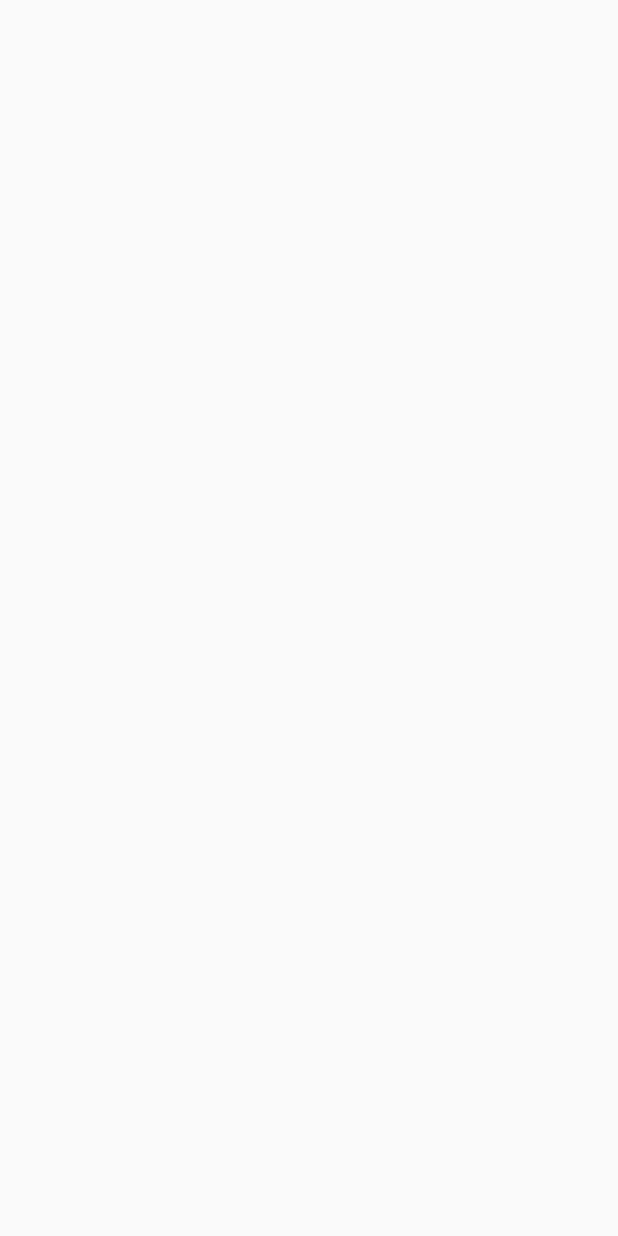
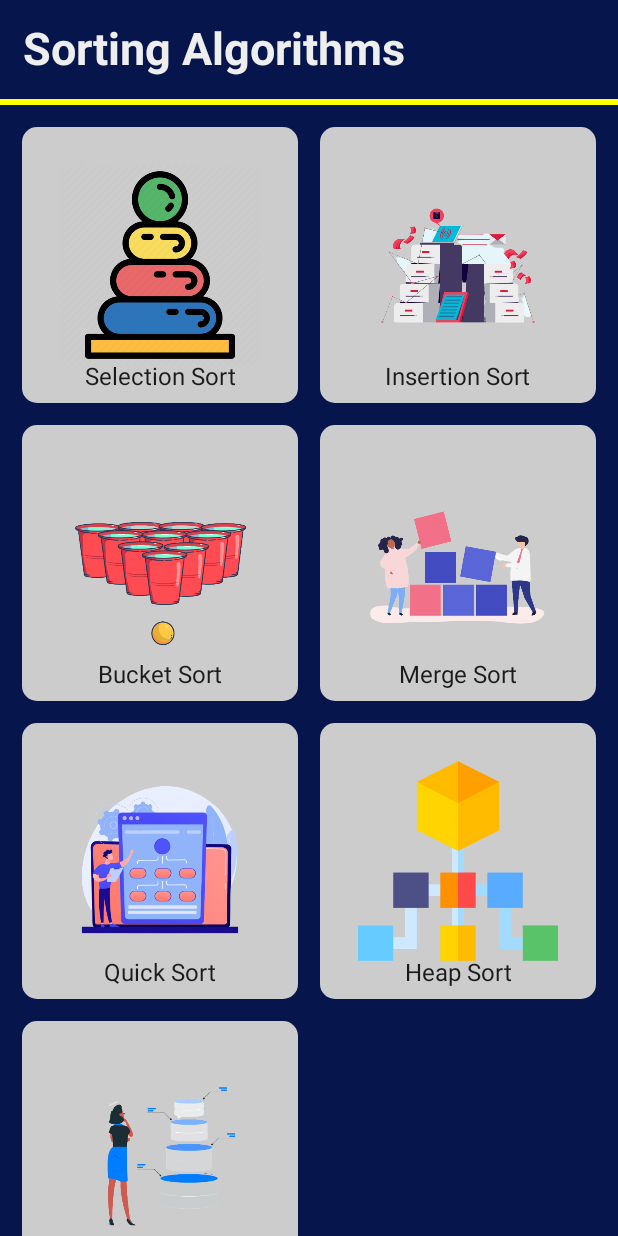
Before and after one commit to lagwalsahil21821/AlgorithmVisualizer, an Android app built with Jetpack Compose: the screen it shows after launch (MainActivity), on a phone screen of 412 x 824 dp. Before the commit the screen is empty. Run offline under Robolectric (Android 15) with nearby library versions, the phone set to English and light mode, and no system bars.

Commit message:
UI Changes

```diff
--- /dev/null
+++ b/app/src/main/java/com/example/sortingvisualizerapp/Algo.kt
@@ -0,0 +1,9 @@
+package com.example.sortingvisualizerapp
+
+import androidx.annotation.DrawableRes
+
+data class Algo(
+    val name: String,
+    @DrawableRes val iconId: Int
+
+)
--- a/app/src/main/java/com/example/sortingvisualizerapp/MainActivity.kt
+++ b/app/src/main/java/com/example/sortingvisualizerapp/MainActivity.kt
@@ -3,13 +3,6 @@ package com.example.sortingvisualizerapp
 import android.os.Bundle
 import androidx.activity.ComponentActivity
 import androidx.activity.compose.setContent
-import androidx.compose.foundation.layout.fillMaxSize
-import androidx.compose.material.MaterialTheme
-import androidx.compose.material.Surface
-import androidx.compose.material.Text
-import androidx.compose.runtime.Composable
-import androidx.compose.ui.Modifier
-import androidx.compose.ui.tooling.preview.Preview
 import com.example.sortingvisualizerapp.ui.theme.SortingVisualizerAppTheme
 
 class MainActivity : ComponentActivity() {
@@ -17,7 +10,41 @@ class MainActivity : ComponentActivity() {
         super.onCreate(savedInstanceState)
         setContent {
             SortingVisualizerAppTheme {
+                MainScreen(
+                    algos = listOf(
+                        Algo(
+                            name = "Selection Sort",
+                            R.drawable.ic_sort
+                        ),
+                        Algo(
+                            name = "Insertion Sort",
+                            R.drawable.ic_heap
+                        ),
+                        Algo(
+                            name = "Bucket Sort",
+                            R.drawable.ic_bucket
+                        ),
+                        Algo(
+                            name = "Merge Sort",
+                            R.drawable.ic_merge
+                        ),
+                        Algo(
+                            name = "Quick Sort",
+                            R.drawable.ic_quick
+                        ),
+                        Algo(
+                            name = "Heap Sort",
+                            R.drawable.ic_heap1
+                        ),
+                        Algo(
+                            name = "Count Sort",
+                            R.drawable.ic_count
+                        )
 
+
+
+                    )
+                )
             }
         }
     }
--- /dev/null
+++ b/app/src/main/java/com/example/sortingvisualizerapp/MainScreen.kt
@@ -0,0 +1,100 @@
+package com.example.sortingvisualizerapp
+
+import androidx.compose.foundation.Canvas
+import androidx.compose.foundation.background
+import androidx.compose.foundation.clickable
+import androidx.compose.foundation.layout.*
+import androidx.compose.foundation.lazy.grid.GridCells
+import androidx.compose.foundation.lazy.grid.LazyVerticalGrid
+import androidx.compose.foundation.shape.RoundedCornerShape
+import androidx.compose.material.Divider
+import androidx.compose.material.Icon
+import androidx.compose.material.MaterialTheme
+import androidx.compose.material.Text
+import androidx.compose.runtime.Composable
+import androidx.compose.ui.Alignment
+import androidx.compose.ui.Modifier
+import androidx.compose.ui.draw.clip
+import androidx.compose.ui.geometry.Offset
+import androidx.compose.ui.graphics.Color
+import androidx.compose.ui.graphics.Path
+import androidx.compose.ui.res.painterResource
+import androidx.compose.ui.text.TextStyle
+import androidx.compose.ui.text.font.FontWeight
+import androidx.compose.ui.unit.dp
+import androidx.compose.ui.unit.sp
+import com.example.sortingvisualizerapp.ui.theme.DeepBlue
+import com.example.sortingvisualizerapp.ui.theme.TextWhite
+
+@Composable
+fun MainScreen(algos: List<Algo>) {
+    Box(
+        modifier = Modifier
+            .background(DeepBlue)
+            .fillMaxSize()
+    ) {
+
+        Column(
+            modifier = Modifier
+                .fillMaxWidth()
+        ) {
+            Text(
+                text = "Sorting Algorithms",
+                fontSize = 30.sp,
+                fontWeight = FontWeight.Bold,
+                style = TextStyle(color = TextWhite),
+                modifier = Modifier.padding(15.dp)
+            )
+            Divider(
+                thickness = 4.dp, color = Color.Yellow
+            )
+            LazyVerticalGrid(
+                columns = GridCells.Fixed(2),
+                contentPadding = PaddingValues(7.5.dp),
+                modifier = Modifier.fillMaxHeight()
+            ) {
+                items(algos.size) {
+                    AlgoItem(algo = algos[it])
+
+                }
+            }
+        }
+    }
+}
+
+
+@Composable
+fun AlgoItem(
+    algo: Algo
+) {
+
+    Box(
+        contentAlignment = Alignment.Center,
+        modifier = Modifier
+            .padding(7.5.dp)
+            .clip(RoundedCornerShape(10.dp))
+            .aspectRatio(1f)
+            .background(Color.LightGray)
+            .clickable {
+
+            }
+    ) {
+
+
+        Icon(
+            painter = painterResource(id = algo.iconId),
+            contentDescription = algo.name,
+            tint = Color.Unspecified,
+            modifier = Modifier.padding(25.dp)
+        )
+        Text(
+            text = algo.name,
+            style = MaterialTheme.typography.body1,
+            modifier = Modifier
+                .align(Alignment.BottomCenter)
+                .padding(8.dp)
+        )
+
+
+    }
+}
--- /dev/null
+++ b/app/src/main/java/com/example/sortingvisualizerapp/Navigation.kt
@@ -0,0 +1,3 @@
+package com.example.sortingvisualizerapp
+
+import androidx.compose.runtime.Composable
--- a/app/src/main/java/com/example/sortingvisualizerapp/ui/theme/Color.kt
+++ b/app/src/main/java/com/example/sortingvisualizerapp/ui/theme/Color.kt
@@ -6,6 +6,25 @@ val Purple200 = Color(0xFFBB86FC)
 val Purple500 = Color(0xFF6200EE)
 val Purple700 = Color(0xFF3700B3)
 val Teal200 = Color(0xFF03DAC5)
+val GrayBack = Color(0xFF2b2b2b)
+val TextWhite = Color(0xffeeeeee)
+val DeepBlue = Color(0xff06164c)
+val ButtonBlue = Color(0xff505cf3)
+val DarkerButtonBlue = Color(0xff566894)
+val LightRed = Color(0xfffc879a)
+val AquaBlue = Color(0xff9aa5c4)
+val OrangeYellow1 = Color(0xfff0bd28)
+val OrangeYellow2 = Color(0xfff1c746)
+val OrangeYellow3 = Color(0xfff4cf65)
+val Beige1 = Color(0xfffdbda1)
+val Beige2 = Color(0xfffcaf90)
+val Beige3 = Color(0xfff9a27b)
+val LightGreen1 = Color(0xff54e1b6)
+val LightGreen2 = Color(0xff36ddab)
+val LightGreen3 = Color(0xff11d79b)
+val BlueViolet1 = Color(0xffaeb4fd)
+val BlueViolet2 = Color(0xff9fa5fe)
+val BlueViolet3 = Color(0xff8f98fd)
 
 object SortingVisualizerColor {
     val green = Color(0xFF495E57)
--- a/app/src/main/java/com/example/sortingvisualizerapp/ui/theme/Theme.kt
+++ b/app/src/main/java/com/example/sortingvisualizerapp/ui/theme/Theme.kt
@@ -6,37 +6,9 @@ import androidx.compose.material.darkColors
 import androidx.compose.material.lightColors
 import androidx.compose.runtime.Composable
 
-private val DarkColorPalette = darkColors(
-    primary = Purple200,
-    primaryVariant = Purple700,
-    secondary = Teal200
-)
-
-private val LightColorPalette = lightColors(
-    primary = Purple500,
-    primaryVariant = Purple700,
-    secondary = Teal200
-
-    /* Other default colors to override
-    background = Color.White,
-    surface = Color.White,
-    onPrimary = Color.White,
-    onSecondary = Color.Black,
-    onBackground = Color.Black,
-    onSurface = Color.Black,
-    */
-)
-
 @Composable
-fun SortingVisualizerAppTheme(darkTheme: Boolean = isSystemInDarkTheme(), content: @Composable () -> Unit) {
-    val colors = if (darkTheme) {
-        DarkColorPalette
-    } else {
-        LightColorPalette
-    }
-
+fun SortingVisualizerAppTheme(darkTheme: Boolean = isSystemInDarkTheme(), content: @Composable() () -> Unit) {
     MaterialTheme(
-        colors = colors,
         typography = Typography,
         shapes = Shapes,
         content = content
--- a/app/src/main/java/com/example/sortingvisualizerapp/ui/theme/Type.kt
+++ b/app/src/main/java/com/example/sortingvisualizerapp/ui/theme/Type.kt
@@ -26,15 +26,15 @@ val Typography = Typography(
     )
     */
     h1 = TextStyle(
-        fontSize = 26.sp,
+        fontSize = 22.sp,
         fontWeight = FontWeight.Bold,
-        color = SortingVisualizerColor.charcoal
+        color = TextWhite
     ),
 
     h2 = TextStyle(
         fontSize = 18.sp,
         fontWeight = FontWeight.Bold,
-        color = SortingVisualizerColor.charcoal
+        color = TextWhite
     ),
     body2 = TextStyle(
         fontWeight = FontWeight.Bold,
```
Also changed, not shown: app/src/main/res/drawable/ic_bucket.png (added), app/src/main/res/drawable/ic_count.png (added), app/src/main/res/drawable/ic_heap.png (added), app/src/main/res/drawable/ic_heap1.png (added), app/src/main/res/drawable/ic_main.png (added), app/src/main/res/drawable/ic_merge.png (added), app/src/main/res/drawable/ic_quick.png (added), app/src/main/res/drawable/ic_sort.png (added).
